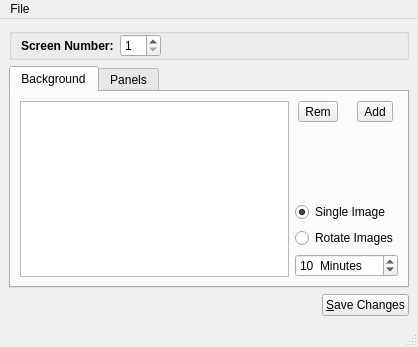
The window that lumina/lumina-config/mainUI.ui (trueos/pcbsd) describes before a commit, drawn with Qt 5.
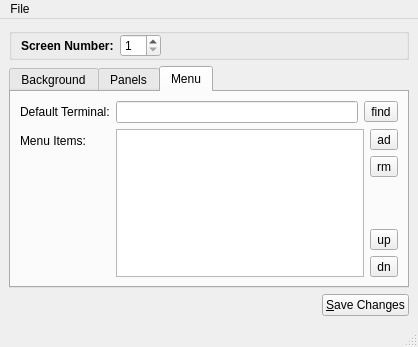
The same window after the commit.

Commit message: Add the ability for lumina-config to be able to change: (a) the default terminal application (b) the order/items on the desktop right-click menu (utilitizing another plugin system)

Diff of the .ui file:
```diff
--- a/lumina/lumina-config/mainUI.ui
+++ b/lumina/lumina-config/mainUI.ui
@@ -72,7 +72,7 @@
        <bool>true</bool>
       </property>
       <property name="currentIndex">
-       <number>0</number>
+       <number>2</number>
       </property>
       <widget class="QWidget" name="tab_background">
        <attribute name="title">
@@ -546,6 +546,100 @@
         </item>
        </layout>
       </widget>
+      <widget class="QWidget" name="tab_menus">
+       <attribute name="title">
+        <string>Menu</string>
+       </attribute>
+       <layout class="QFormLayout" name="formLayout_2">
+        <item row="0" column="0">
+         <widget class="QLabel" name="label_4">
+          <property name="text">
+           <string>Default Terminal:</string>
+          </property>
+         </widget>
+        </item>
+        <item row="0" column="1">
+         <layout class="QHBoxLayout" name="horizontalLayout_8">
+          <item>
+           <widget class="QLineEdit" name="line_menu_terminal"/>
+          </item>
+          <item>
+           <widget class="QToolButton" name="tool_menu_findterminal">
+            <property name="text">
+             <string notr="true">find</string>
+            </property>
+           </widget>
+          </item>
+         </layout>
+        </item>
+        <item row="2" column="0">
+         <widget class="QLabel" name="label_5">
+          <property name="text">
+           <string>Menu Items:</string>
+          </property>
+         </widget>
+        </item>
+        <item row="2" column="1">
+         <layout class="QHBoxLayout" name="horizontalLayout_9">
+          <item>
+           <widget class="QListWidget" name="list_menu_items">
+            <property name="uniformItemSizes">
+             <bool>true</bool>
+            </property>
+           </widget>
+          </item>
+          <item>
+           <layout class="QVBoxLayout" name="verticalLayout_3">
+            <item>
+             <widget class="QToolButton" name="tool_menu_add">
+              <property name="text">
+               <string notr="true">ad</string>
+              </property>
+              <property name="popupMode">
+               <enum>QToolButton::InstantPopup</enum>
+              </property>
+             </widget>
+            </item>
+            <item>
+             <widget class="QToolButton" name="tool_menu_rm">
+              <property name="text">
+               <string notr="true">rm</string>
+              </property>
+             </widget>
+            </item>
+            <item>
+             <spacer name="verticalSpacer_4">
+              <property name="orientation">
+               <enum>Qt::Vertical</enum>
+              </property>
+              <property name="sizeHint" stdset="0">
+               <size>
+                <width>20</width>
+                <height>40</height>
+               </size>
+              </property>
+             </spacer>
+            </item>
+            <item>
+             <widget class="QToolButton" name="tool_menu_up">
+              <property name="text">
+               <string notr="true">up</string>
+              </property>
+             </widget>
+            </item>
+            <item>
+             <widget class="QToolButton" name="tool_menu_down">
+              <property name="text">
+               <string notr="true">dn</string>
+              </property>
+             </widget>
+            </item>
+           </layout>
+          </item>
+         </layout>
+        </item>
+       </layout>
+      </widget>
      </widget>
     </item>
     <item>
```
Left out of the diff: 6 changed lines with no effect on the pictures. The commit also changes 4 other files.
